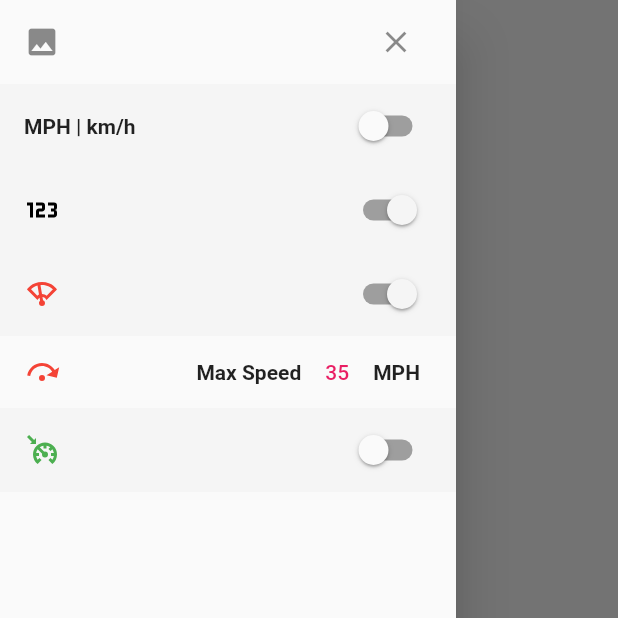
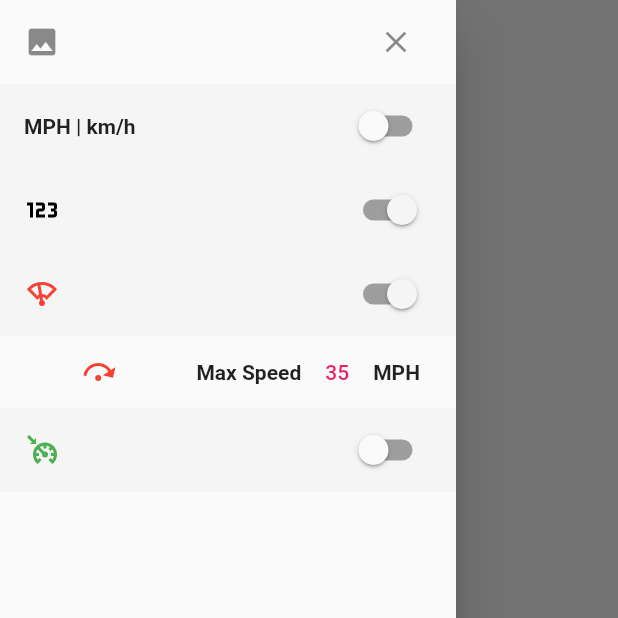
Before and after one commit to BlakeBarrett/SPDO, a Flutter app: the screen it shows after launch, with the side drawer open, on a phone screen of 412 x 824 dp, the top half of it. Run offline on Flutter 3.47's test engine with Material 2 defaults, Android fonts, the phone set to English and light mode, and no system bars; our stand-ins replace flutter_svg, geolocator, image_picker, package_info, shared_preferences.

Commit message:
Drawer renders correctly on new fancy iPhones

```diff
--- a/lib/drawer_widget.dart
+++ b/lib/drawer_widget.dart
@@ -107,9 +107,10 @@ class _DrawerWidgetState extends State<DrawerWidget> {
 
   Widget maxSpeedEditWidget(Widget actionWidget) {
     return Padding(
-        padding: EdgeInsets.only(left: 16.0, right: 24.0),
+        padding: EdgeInsets.only(left: 0.0, right: 24.0),
         child: Row(
           children: [
+            Spacer(),
             SvgPicture.asset('assets/max-speed.svg',
                 width: iconSize, height: iconSize, color: Colors.red),
             Spacer(),
@@ -140,7 +141,11 @@ class _DrawerWidgetState extends State<DrawerWidget> {
               FilteringTextInputFormatter.digitsOnly,
             ], // Only numbers can be entered
             onChanged: (newValue) => setState(() {
-              settings.maxSpeed = int.parse(newValue);
+              try {
+                settings.maxSpeed = int.parse(newValue);
+              } catch (e) {
+                print(e);
+              }
             }),
           ),
         )
```
